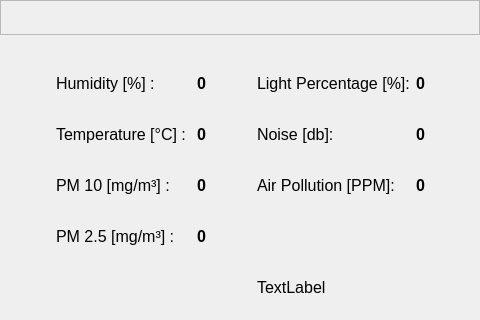
Before: the Qt Designer form src/SMAUG_2018/mainwindow.ui in PaoloCanofari/Seeweb-IoT-Demo-project, drawn with Qt 5.
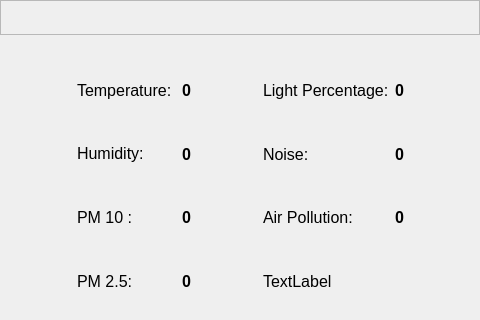
After: the same form once the commit is applied.

Patch:
```diff
--- a/src/SMAUG_2018/mainwindow.ui
+++ b/src/SMAUG_2018/mainwindow.ui
@@ -158,39 +158,7 @@
      </font>
     </property>
     <layout class="QGridLayout" name="gridLayout">
-     <item row="2" column="2">
-      <widget class="QLabel" name="templbl">
-       <property name="font">
-        <font>
-         <weight>75</weight>
-         <bold>true</bold>
-        </font>
-       </property>
-       <property name="styleSheet">
-        <string notr="true">font-weight: bold</string>
-       </property>
-       <property name="text">
-        <string>0</string>
-       </property>
-      </widget>
-     </item>
-     <item row="1" column="2">
-      <widget class="QLabel" name="humlbl">
-       <property name="font">
-        <font>
-         <weight>75</weight>
-         <bold>true</bold>
-        </font>
-       </property>
-       <property name="styleSheet">
-        <string notr="true">font-weight: bold</string>
-       </property>
-       <property name="text">
-        <string>0</string>
-       </property>
-      </widget>
-     </item>
-     <item row="2" column="5">
+     <item row="3" column="5">
       <widget class="QLabel" name="noiselbl">
        <property name="font">
         <font>
@@ -206,19 +174,7 @@
        </property>
       </widget>
      </item>
-     <item row="1" column="1">
-      <widget class="QLabel" name="label_3">
-       <property name="font">
-        <font>
-         <pointsize>12</pointsize>
-        </font>
-       </property>
-       <property name="text">
-        <string>&lt;html&gt;&lt;head/&gt;&lt;body&gt;&lt;p&gt;Humidity [%] :&lt;/p&gt;&lt;/body&gt;&lt;/html&gt;</string>
-       </property>
-      </widget>
-     </item>
-     <item row="3" column="1">
+     <item row="4" column="1">
       <widget class="QLabel" name="label_10">
        <property name="font">
         <font>
@@ -226,11 +182,11 @@
         </font>
        </property>
        <property name="text">
-        <string>PM 10 [mg/m³] : </string>
+        <string>PM 10 : </string>
        </property>
       </widget>
      </item>
-     <item row="2" column="4">
+     <item row="3" column="4">
       <widget class="QLabel" name="label_8">
        <property name="font">
         <font>
@@ -238,11 +194,11 @@
         </font>
        </property>
        <property name="text">
-        <string>Noise [db]: </string>
+        <string>Noise: </string>
        </property>
       </widget>
      </item>
-     <item row="1" column="4">
+     <item row="2" column="4">
       <widget class="QLabel" name="label_5">
        <property name="font">
         <font>
@@ -250,11 +206,11 @@
         </font>
        </property>
        <property name="text">
-        <string>Light Percentage [%]:</string>
+        <string>Light Percentage:</string>
        </property>
       </widget>
      </item>
-     <item row="3" column="0">
+     <item row="4" column="0">
       <spacer name="horizontalSpacer_5">
        <property name="orientation">
         <enum>Qt::Horizontal</enum>
@@ -267,7 +223,7 @@
        </property>
       </spacer>
      </item>
-     <item row="3" column="6">
+     <item row="4" column="6">
       <spacer name="horizontalSpacer_6">
        <property name="orientation">
         <enum>Qt::Horizontal</enum>
@@ -280,7 +236,7 @@
        </property>
       </spacer>
      </item>
-     <item row="1" column="5">
+     <item row="2" column="5">
       <widget class="QLabel" name="lightlbl">
        <property name="font">
         <font>
@@ -296,19 +252,7 @@
        </property>
       </widget>
      </item>
-     <item row="2" column="1">
-      <widget class="QLabel" name="label_7">
-       <property name="font">
-        <font>
-         <pointsize>12</pointsize>
-        </font>
-       </property>
-       <property name="text">
-        <string>Temperature [°C] : </string>
-       </property>
-      </widget>
-     </item>
-     <item row="3" column="4">
+     <item row="4" column="4">
       <widget class="QLabel" name="label_12">
        <property name="font">
         <font>
@@ -316,11 +260,11 @@
         </font>
        </property>
        <property name="text">
-        <string>Air Pollution [PPM]: </string>
+        <string>Air Pollution: </string>
        </property>
       </widget>
      </item>
-     <item row="3" column="2">
+     <item row="4" column="2">
       <widget class="QLabel" name="pm2lbl">
        <property name="font">
         <font>
@@ -336,7 +280,7 @@
        </property>
       </widget>
      </item>
-     <item row="3" column="5">
+     <item row="4" column="5">
       <widget class="QLabel" name="aqilbl">
        <property name="font">
         <font>
@@ -352,7 +296,7 @@
        </property>
       </widget>
      </item>
-     <item row="4" column="1">
+     <item row="5" column="1">
       <widget class="QLabel" name="label_14">
        <property name="font">
         <font>
@@ -360,11 +304,11 @@
         </font>
        </property>
        <property name="text">
-        <string>PM 2.5 [mg/m³] :</string>
+        <string>PM 2.5:</string>
        </property>
       </widget>
      </item>
-     <item row="4" column="2">
+     <item row="5" column="2">
       <widget class="QLabel" name="pm10lbl">
        <property name="font">
         <font>
@@ -393,7 +337,7 @@
        </property>
       </spacer>
      </item>
-     <item row="3" column="3">
+     <item row="4" column="3">
       <spacer name="horizontalSpacer_7">
        <property name="orientation">
         <enum>Qt::Horizontal</enum>
@@ -413,6 +357,62 @@
        </property>
       </widget>
      </item>
+     <item row="3" column="1">
+      <widget class="QLabel" name="label_3">
+       <property name="font">
+        <font>
+         <pointsize>12</pointsize>
+        </font>
+       </property>
+       <property name="text">
+        <string>&lt;html&gt;&lt;head/&gt;&lt;body&gt;&lt;p&gt;Humidity:&lt;/p&gt;&lt;/body&gt;&lt;/html&gt;</string>
+       </property>
+      </widget>
+     </item>
+     <item row="3" column="2">
+      <widget class="QLabel" name="humlbl">
+       <property name="font">
+        <font>
+         <weight>75</weight>
+         <bold>true</bold>
+        </font>
+       </property>
+       <property name="styleSheet">
+        <string notr="true">font-weight: bold</string>
+       </property>
+       <property name="text">
+        <string>0</string>
+       </property>
+      </widget>
+     </item>
+     <item row="2" column="2">
+      <widget class="QLabel" name="templbl">
+       <property name="font">
+        <font>
+         <weight>75</weight>
+         <bold>true</bold>
+        </font>
+       </property>
+       <property name="styleSheet">
+        <string notr="true">font-weight: bold</string>
+       </property>
+       <property name="text">
+        <string>0</string>
+       </property>
+      </widget>
+     </item>
+     <item row="2" column="1">
+      <widget class="QLabel" name="label_7">
+       <property name="font">
+        <font>
+         <pointsize>12</pointsize>
+        </font>
+       </property>
+       <property name="text">
+        <string>Temperature: </string>
+       </property>
+      </widget>
+     </item>
     </layout>
    </widget>
   </widget>
```
